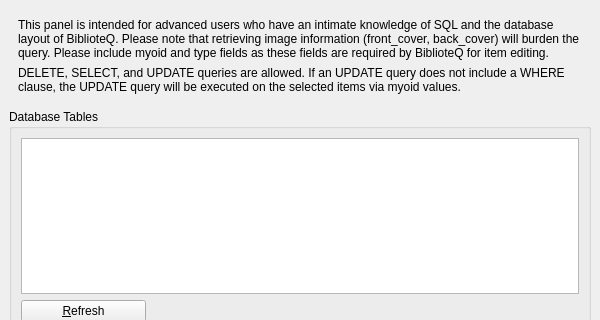
Qt form UI/biblioteq_customquery.ui (textbrowser/biblioteq) before a commit; both pictures show x 0 to 600 and y 0 to 320 of the 600 by 600 pixel window.
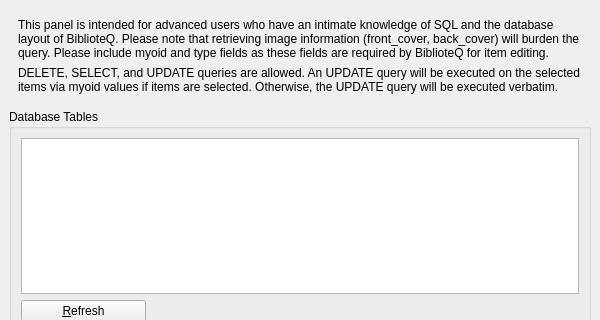
The same form after that commit. Icons and pictures are not drawn.

```diff
--- a/UI/biblioteq_customquery.ui
+++ b/UI/biblioteq_customquery.ui
@@ -35,7 +35,7 @@
        <item>
         <widget class="QLabel" name="label_2">
          <property name="text">
-          <string>DELETE, SELECT, and UPDATE queries are allowed. If an UPDATE query does not include a WHERE clause, the UPDATE query will be executed on the selected items via myoid values.</string>
+          <string>DELETE, SELECT, and UPDATE queries are allowed. An UPDATE query will be executed on the selected items via myoid values if items are selected. Otherwise, the UPDATE query will be executed verbatim.</string>
          </property>
          <property name="wordWrap">
           <bool>true</bool>
```
